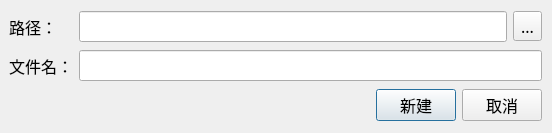
Old version of the form newFileDialog.ui in the repository XinXingDianDeng-WHU/Horizon.
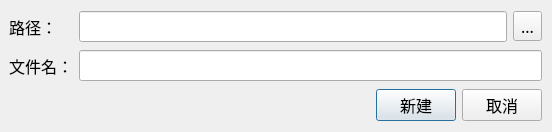
New version of the form.

```diff
--- a/newFileDialog.ui
+++ b/newFileDialog.ui
@@ -7,7 +7,7 @@
     <x>0</x>
     <y>0</y>
     <width>552</width>
-    <height>133</height>
+    <height>132</height>
    </rect>
   </property>
   <property name="font">
```
Left out of the diff: 38 changed lines with no effect on the pictures.
